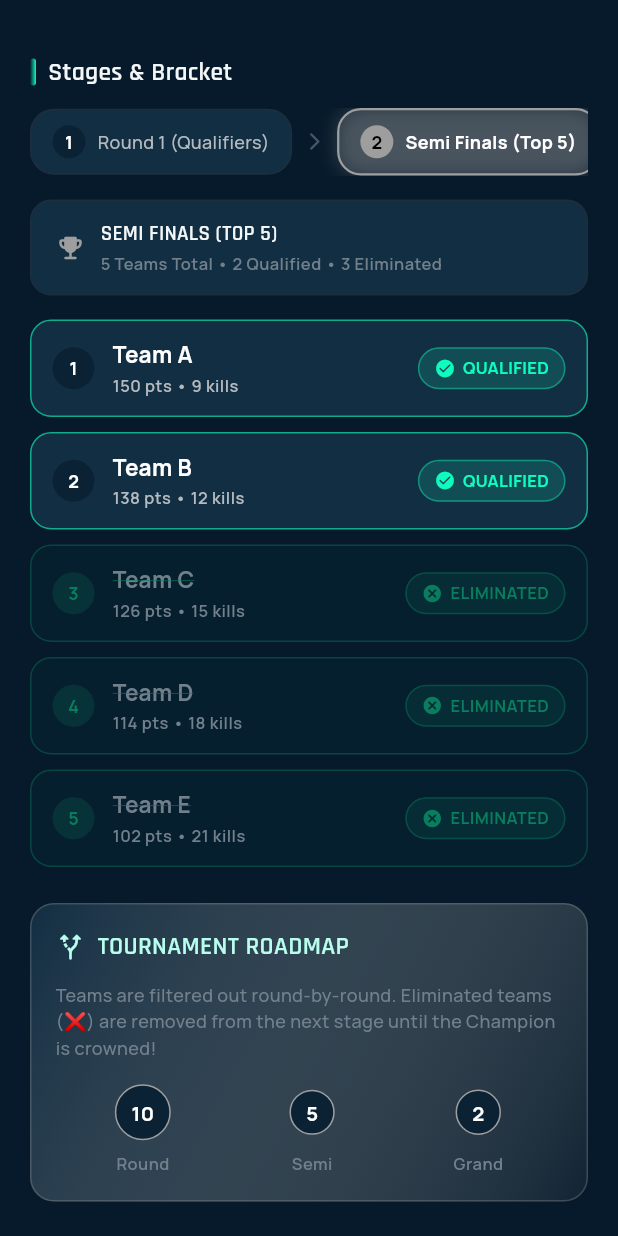
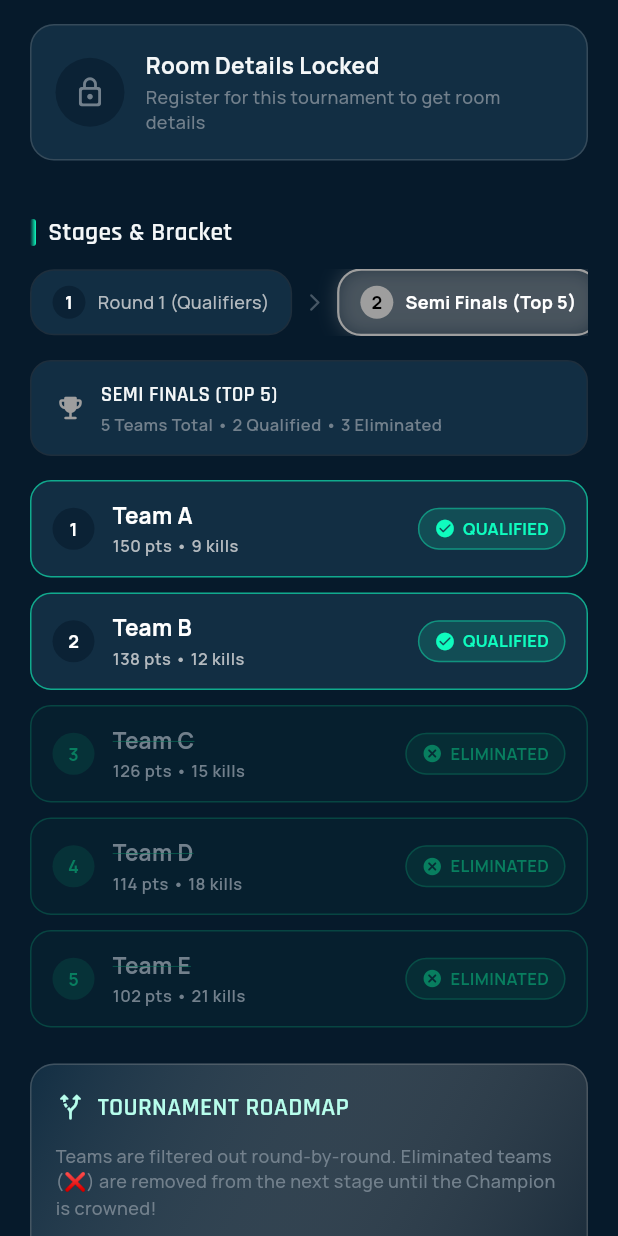
Before and after one commit to Bunny-099/blastx_esports, a Flutter app: the OverviewTab widget shown alone on an empty page, opened directly with empty values, after a tap on an icon or button, on a phone screen of 412 x 824 dp. Run offline on Flutter 3.47's test engine with Material 3 defaults, Android fonts, the phone set to English and light mode, and no system bars; our stand-ins replace curved_labeled_navigation_bar, device_info_plus, dio, firebase_auth, firebase_core, flutter_animate and 9 more; missing offline and left inert: pushable_button; accounts and stored records are empty; network calls fail.

Commit message:
feat(live): add Room Details card and API docs for tournament room credentials

```diff
--- /dev/null
+++ b/lib/features/live/data/models/room_details_model.dart
@@ -0,0 +1,68 @@
+import 'package:flutter/foundation.dart';
+
+/// ============================================================
+/// ROOM DETAILS MODEL
+/// Holds sensitive custom room credentials (Room ID & Password)
+/// ============================================================
+
+@immutable
+class RoomDetails {
+  final String roomId;
+  final String password;
+  final DateTime? visibleFrom;
+
+  const RoomDetails({
+    required this.roomId,
+    required this.password,
+    this.visibleFrom,
+  });
+
+  factory RoomDetails.fromJson(Map<String, dynamic> json) {
+    final rawVisibleFrom = json['visible_from'] ?? json['visibleFrom'] ?? json['reveal_at'] ?? json['revealAt'];
+    final parsedVisibleFrom = rawVisibleFrom != null ? DateTime.tryParse(rawVisibleFrom.toString()) : null;
+
+    return RoomDetails(
+      roomId: (json['room_id'] ?? json['roomId'] ?? json['room_code'] ?? '') as String,
+      password: (json['password'] ?? json['room_password'] ?? '') as String,
+      visibleFrom: parsedVisibleFrom,
+    );
+  }
+
+  Map<String, dynamic> toJson() => {
+    'room_id': roomId,
+    'password': password,
+    if (visibleFrom != null) 'visible_from': visibleFrom!.toIso8601String(),
+  };
+}
+
+/// ============================================================
+/// ROOM DETAILS SEALED STATE
+/// Represents the result state of fetching custom room details
+/// ============================================================
+
+sealed class RoomDetailsState {
+  const RoomDetailsState();
+}
+
+/// Room ID and password are available to the registered player
+final class RoomDetailsAvailable extends RoomDetailsState {
+  final RoomDetails roomDetails;
+  const RoomDetailsAvailable(this.roomDetails);
+}
+
+/// User is not registered in this tournament
+final class RoomDetailsNotRegistered extends RoomDetailsState {
+  const RoomDetailsNotRegistered();
+}
+
+/// Registered, but room details are locked until revealAt timestamp
+final class RoomDetailsNotYetAvailable extends RoomDetailsState {
+  final DateTime? revealAt;
+  const RoomDetailsNotYetAvailable({this.revealAt});
+}
+
+/// Request failed with an unexpected error
+final class RoomDetailsError extends RoomDetailsState {
+  final String message;
+  const RoomDetailsError(this.message);
+}
--- a/lib/features/live/presentation/tabs/overview_tab.dart
+++ b/lib/features/live/presentation/tabs/overview_tab.dart
@@ -2,6 +2,7 @@ import 'package:flutter/material.dart';
 import '../../../../core/theme/app_colors.dart';
 import '../../../../core/theme/app_text_styles.dart';
 import '../../data/models/tournament_model.dart';
+import '../widgets/room_details_card.dart';
 import '../widgets/tournament_roadmap_widget.dart';
 
 /// ============================================================
@@ -40,6 +41,9 @@ class _OverviewTabState extends State<OverviewTab>
       child: Column(
         crossAxisAlignment: CrossAxisAlignment.start,
         children: [
+          // ── Room Details Card (for Live / Upcoming tournaments) ──
+          RoomDetailsCard(tournament: t, accentColor: accent),
+
           // ── Stream Link Card (if available) ──
           if (t.streamUrl != null && t.streamUrl!.isNotEmpty) ...[
             _StreamLinkCard(streamUrl: t.streamUrl!, accent: accent),
--- /dev/null
+++ b/lib/features/live/presentation/widgets/room_details_card.dart
@@ -0,0 +1,454 @@
+import 'dart:async';
+import 'package:flutter/material.dart';
+import 'package:flutter/services.dart';
+import 'package:flutter_riverpod/flutter_riverpod.dart';
+
+import '../../../../core/theme/app_colors.dart';
+import '../../../../core/theme/app_text_styles.dart';
+import '../../data/models/room_details_model.dart';
+import '../../data/models/tournament_model.dart';
+import '../../providers/live_provider.dart';
+
+/// ============================================================
+/// ROOM DETAILS CARD
+/// Displays Free Fire custom room ID & Password securely
+/// ============================================================
+
+class RoomDetailsCard extends ConsumerStatefulWidget {
+  const RoomDetailsCard({
+    super.key,
+    required this.tournament,
+    required this.accentColor,
+  });
+
+  final TournamentModel tournament;
+  final Color accentColor;
+
+  @override
+  ConsumerState<RoomDetailsCard> createState() => _RoomDetailsCardState();
+}
+
+class _RoomDetailsCardState extends ConsumerState<RoomDetailsCard> {
+  bool _isPasswordVisible = false;
+
+  void _copyToClipboard(String text, String label) {
+    if (text.isEmpty) return;
+    Clipboard.setData(ClipboardData(text: text));
+    HapticFeedback.lightImpact();
+    ScaffoldMessenger.of(context).hideCurrentSnackBar();
+    ScaffoldMessenger.of(context).showSnackBar(
+      SnackBar(
+        content: Text('$label copied to clipboard!'),
+        duration: const Duration(seconds: 2),
+        behavior: SnackBarBehavior.floating,
+        margin: const EdgeInsets.fromLTRB(20, 0, 20, 16),
+        shape: RoundedRectangleBorder(borderRadius: BorderRadius.circular(12)),
+      ),
+    );
+  }
+
+  @override
+  Widget build(BuildContext context) {
+    // Only show card for LIVE or UPCOMING tournaments (never for completed)
+    if (widget.tournament.status == TournamentStatus.completed) {
+      return const SizedBox.shrink();
+    }
+
+    final roomAsync = ref.watch(roomDetailsProvider(widget.tournament.id));
+
+    return Container(
+      width: double.infinity,
+      margin: const EdgeInsets.only(bottom: 16),
+      decoration: BoxDecoration(
+        color: AppColors.surface,
+        borderRadius: BorderRadius.circular(16),
+        border: Border.all(
+          color: widget.accentColor.withValues(alpha: 0.25),
+          width: 1,
+        ),
+      ),
+      child: roomAsync.when(
+        data: (state) => switch (state) {
+          RoomDetailsAvailable(:final roomDetails) => _buildAvailableView(roomDetails),
+          RoomDetailsNotYetAvailable(:final revealAt) => _buildNotYetAvailableView(revealAt),
+          RoomDetailsNotRegistered() => _buildNotRegisteredView(),
+          RoomDetailsError(:final message) => _buildErrorView(message),
+        },
+        loading: () => _buildLoadingView(),
+        error: (err, _) => _buildErrorView(err.toString()),
+      ),
+    );
+  }
+
+  // ---------------- AVAILABLE STATE UI ----------------
+  Widget _buildAvailableView(RoomDetails details) {
+    final accent = widget.accentColor;
+
+    return Padding(
+      padding: const EdgeInsets.all(16),
+      child: Column(
+        crossAxisAlignment: CrossAxisAlignment.start,
+        children: [
+          // Header
+          Row(
+            children: [
+              Container(
+                padding: const EdgeInsets.all(8),
+                decoration: BoxDecoration(
+                  color: accent.withValues(alpha: 0.15),
+                  shape: BoxShape.circle,
+                ),
+                child: Icon(Icons.vpn_key_rounded, color: accent, size: 18),
+              ),
+              const SizedBox(width: 10),
+              Expanded(
+                child: Column(
+                  crossAxisAlignment: CrossAxisAlignment.start,
+                  children: [
+                    Text('Room Details',
+                        style: AppTextStyles.bodyLg
+                            .copyWith(fontWeight: FontWeight.bold)),
+                    Text('Join custom room in Free Fire',
+                        style: AppTextStyles.caption),
+                  ],
+                ),
+              ),
+              Container(
+                padding: const EdgeInsets.symmetric(horizontal: 8, vertical: 4),
+                decoration: BoxDecoration(
+                  color: const Color(0x2634C759),
+                  borderRadius: BorderRadius.circular(12),
+                  border: Border.all(color: const Color(0xFF34C759), width: 0.8),
+                ),
+                child: Text(
+                  'READY',
+                  style: AppTextStyles.caption.copyWith(
+                    color: const Color(0xFF34C759),
+                    fontWeight: FontWeight.w800,
+                    fontSize: 9.5,
+                  ),
+                ),
+              ),
+            ],
+          ),
+          const SizedBox(height: 16),
+          const Divider(color: AppColors.border, height: 1),
+          const SizedBox(height: 16),
+
+          // Room ID Row
+          _CredentialRow(
+            label: 'Room ID',
+            valueWidget: Text(
+              details.roomId,
+              style: AppTextStyles.headingMd.copyWith(
+                letterSpacing: 1.2,
+                fontWeight: FontWeight.bold,
+              ),
+            ),
+            onCopy: () => _copyToClipboard(details.roomId, 'Room ID'),
+          ),
+          const SizedBox(height: 12),
+
+          // Password Row with Toggle
+          _CredentialRow(
+            label: 'Password',
+            valueWidget: Text(
+              _isPasswordVisible ? details.password : '••••••••',
+              style: AppTextStyles.headingMd.copyWith(
+                letterSpacing: _isPasswordVisible ? 1.0 : 2.5,
+                fontWeight: FontWeight.bold,
+              ),
+            ),
+            trailingWidget: IconButton(
+              icon: Icon(
+                _isPasswordVisible
+                    ? Icons.visibility_off_rounded
+                    : Icons.visibility_rounded,
+                color: AppColors.textSecondary,
+                size: 20,
+              ),
+              onPressed: () {
+                setState(() {
+                  _isPasswordVisible = !_isPasswordVisible;
+                });
+              },
+              tooltip: _isPasswordVisible ? 'Hide password' : 'Show password',
+            ),
+            onCopy: () => _copyToClipboard(details.password, 'Password'),
+          ),
+        ],
+      ),
+    );
+  }
+
+  // ---------------- NOT YET AVAILABLE STATE UI ----------------
+  Widget _buildNotYetAvailableView(DateTime? revealAt) {
+    return _CountdownLockView(
+      revealAt: revealAt ?? widget.tournament.effectiveStartsAt.subtract(const Duration(minutes: 15)),
+      accentColor: widget.accentColor,
+      onCountdownEnded: () {
+        ref.invalidate(roomDetailsProvider(widget.tournament.id));
+      },
+    );
+  }
+
+  // ---------------- NOT REGISTERED STATE UI ----------------
+  Widget _buildNotRegisteredView() {
+    return Padding(
+      padding: const EdgeInsets.all(16),
+      child: Row(
+        children: [
+          Container(
+            padding: const EdgeInsets.all(12),
+            decoration: BoxDecoration(
+              color: AppColors.surfaceMuted,
+              shape: BoxShape.circle,
+            ),
+            child: const Icon(
+              Icons.lock_outline_rounded,
+              color: AppColors.textMuted,
+              size: 22,
+            ),
+          ),
+          const SizedBox(width: 14),
+          Expanded(
+            child: Column(
+              crossAxisAlignment: CrossAxisAlignment.start,
+              children: [
+                Text('Room Details Locked',
+                    style: AppTextStyles.bodyLg
+                        .copyWith(fontWeight: FontWeight.bold)),
+                const SizedBox(height: 2),
+                Text('Register for this tournament to get room details',
+                    style: AppTextStyles.bodySm
+                        .copyWith(color: AppColors.textMuted)),
+              ],
+            ),
+          ),
+        ],
+      ),
+    );
+  }
+
+  // ---------------- ERROR STATE UI ----------------
+  Widget _buildErrorView(String message) {
+    return Padding(
+      padding: const EdgeInsets.all(16),
+      child: Row(
+        children: [
+          const Icon(Icons.info_outline_rounded, color: AppColors.textMuted, size: 20),
+          const SizedBox(width: 10),
+          Expanded(
+            child: Text(
+              'Could not load room details',
+              style: AppTextStyles.bodySm.copyWith(color: AppColors.textMuted),
+            ),
+          ),
+          IconButton(
+            icon: const Icon(Icons.refresh_rounded, size: 20, color: AppColors.primary),
+            onPressed: () {
+              ref.invalidate(roomDetailsProvider(widget.tournament.id));
+            },
+          ),
+        ],
+      ),
+    );
+  }
+
+  // ---------------- LOADING STATE UI ----------------
+  Widget _buildLoadingView() {
+    return Padding(
+      padding: const EdgeInsets.all(16),
+      child: Row(
+        children: [
+          const SizedBox(
+            width: 18,
+            height: 18,
+            child: CircularProgressIndicator(
+              strokeWidth: 2,
+              valueColor: AlwaysStoppedAnimation<Color>(AppColors.primary),
+            ),
+          ),
+          const SizedBox(width: 12),
+          Text('Fetching room details...', style: AppTextStyles.bodySm),
+        ],
+      ),
+    );
+  }
+}
+
+/// Helper Row Widget for Room ID and Password display with copy button
+class _CredentialRow extends StatelessWidget {
+  const _CredentialRow({
+    required this.label,
+    required this.valueWidget,
+    this.trailingWidget,
+    required this.onCopy,
+  });
+
+  final String label;
+  final Widget valueWidget;
+  final Widget? trailingWidget;
+  final VoidCallback onCopy;
+
+  @override
+  Widget build(BuildContext context) {
+    return Container(
+      padding: const EdgeInsets.symmetric(horizontal: 14, vertical: 10),
+      decoration: BoxDecoration(
+        color: AppColors.bgNavy,
+        borderRadius: BorderRadius.circular(12),
+        border: Border.all(color: AppColors.borderSubtle),
+      ),
+      child: Row(
+        children: [
+          Expanded(
+            child: Column(
+              crossAxisAlignment: CrossAxisAlignment.start,
+              children: [
+                Text(
+                  label,
+                  style: AppTextStyles.caption.copyWith(color: AppColors.textMuted),
+                ),
+                const SizedBox(height: 2),
+                valueWidget,
+              ],
+            ),
+          ),
+          ?trailingWidget,
+          const SizedBox(width: 4),
+          InkWell(
+            onTap: onCopy,
+            borderRadius: BorderRadius.circular(8),
+            child: Padding(
+              padding: const EdgeInsets.all(6),
+              child: Row(
+                children: [
+                  const Icon(
+                    Icons.copy_rounded,
+                    size: 16,
+                    color: AppColors.primaryNeon,
+                  ),
+                  const SizedBox(width: 4),
+                  Text(
+                    'COPY',
+                    style: AppTextStyles.caption.copyWith(
+                      color: AppColors.primaryNeon,
+                      fontWeight: FontWeight.bold,
+                      fontSize: 10,
+                    ),
+                  ),
+                ],
+              ),
+            ),
+          ),
+        ],
+      ),
+    );
+  }
+}
+
+/// Countdown Timer Widget for Locked Room State
+class _CountdownLockView extends StatefulWidget {
+  const _CountdownLockView({
+    required this.revealAt,
+    required this.accentColor,
+    required this.onCountdownEnded,
+  });
+
+  final DateTime revealAt;
+  final Color accentColor;
+  final VoidCallback onCountdownEnded;
+
+  @override
+  State<_CountdownLockView> createState() => _CountdownLockViewState();
+}
+
+class _CountdownLockViewState extends State<_CountdownLockView> {
+  Timer? _timer;
+  late Duration _remaining;
+
+  @override
+  void initState() {
+    super.initState();
+    _updateRemaining();
+    _timer = Timer.periodic(const Duration(seconds: 1), (_) {
+      _updateRemaining();
+    });
+  }
+
+  void _updateRemaining() {
+    final diff = widget.revealAt.difference(DateTime.now());
+    if (diff.isNegative || diff == Duration.zero) {
+      _remaining = Duration.zero;
+      _timer?.cancel();
+      widget.onCountdownEnded();
+    } else {
+      if (mounted) {
+        setState(() {
+          _remaining = diff;
+        });
+      }
+    }
+  }
+
+  @override
+  void dispose() {
+    _timer?.cancel();
+    super.dispose();
+  }
+
+  String _formatDuration(Duration d) {
+    if (d.inHours > 0) {
+      final h = d.inHours.toString().padLeft(2, '0');
+      final m = (d.inMinutes % 60).toString().padLeft(2, '0');
+      final s = (d.inSeconds % 60).toString().padLeft(2, '0');
+      return '${h}h ${m}m ${s}s';
+    }
+    final m = d.inMinutes.toString().padLeft(2, '0');
+    final s = (d.inSeconds % 60).toString().padLeft(2, '0');
+    return '$m:$s';
+  }
+
+  @override
+  Widget build(BuildContext context) {
+    return Padding(
+      padding: const EdgeInsets.all(16),
+      child: Row(
+        children: [
+          Container(
+            padding: const EdgeInsets.all(12),
+            decoration: BoxDecoration(
+              color: AppColors.accentOrange.withValues(alpha: 0.15),
+              shape: BoxShape.circle,
+            ),
+            child: const Icon(
+              Icons.lock_clock_rounded,
+              color: AppColors.accentOrange,
+              size: 22,
+            ),
+          ),
+          const SizedBox(width: 14),
+          Expanded(
+            child: Column(
+              crossAxisAlignment: CrossAxisAlignment.start,
+              children: [
+                Text('Room Details Locked',
+                    style: AppTextStyles.bodyLg
+                        .copyWith(fontWeight: FontWeight.bold)),
+                const SizedBox(height: 2),
+                Text(
+                  'Room opens in ${_formatDuration(_remaining)}',
+                  style: AppTextStyles.bodySm.copyWith(
+                    color: AppColors.accentOrange,
+                    fontWeight: FontWeight.w700,
+                  ),
+                ),
+              ],
+            ),
+          ),
+        ],
+      ),
+    );
+  }
+}
--- a/lib/features/live/providers/live_provider.dart
+++ b/lib/features/live/providers/live_provider.dart
@@ -1,3 +1,4 @@
+import 'package:blastix_esports/features/live/data/models/room_details_model.dart';
 import 'package:blastix_esports/features/live/data/models/tournament_model.dart';
 import 'package:blastix_esports/features/tournaments/data/repositories/tournament_repository.dart';
 import 'package:flutter_riverpod/flutter_riverpod.dart';
@@ -170,3 +171,10 @@ final filteredAppLiveTournamentsProvider = Provider<List<TournamentModel>>((ref)
         t.mapName.toLowerCase().contains(query);
   }).toList();
 });
+
+/// Family provider for fetching RoomDetailsState for a given tournament ID
+final roomDetailsProvider = FutureProvider.family<RoomDetailsState, String>((ref, tournamentId) async {
+  final repo = ref.watch(tournamentRepositoryProvider);
+  final tournament = ref.watch(tournamentByIdProvider(tournamentId));
+  return repo.getRoomDetailsState(tournamentId, tournament: tournament);
+});
--- a/lib/features/tournaments/data/repositories/tournament_repository.dart
+++ b/lib/features/tournaments/data/repositories/tournament_repository.dart
@@ -1,5 +1,6 @@
 import 'package:flutter/foundation.dart';
 import 'package:blastix_esports/features/live/data/models/leaderboard_model.dart';
+import 'package:blastix_esports/features/live/data/models/room_details_model.dart';
 import 'package:blastix_esports/features/live/data/models/tournament_model.dart';
 import 'package:blastix_esports/features/splash/providers/splash_providers.dart';
 import 'package:flutter_riverpod/flutter_riverpod.dart';
@@ -68,6 +69,72 @@ class TournamentRepository {
       'room_password': data['room_password']?.toString() ?? '',
       'room_released_at': data['room_released_at']?.toString() ?? '',
     };
+  }
+
+  Future<RoomDetailsState> getRoomDetailsState(
+    String tournamentId, {
+    TournamentModel? tournament,
+  }) async {
+    try {
+      final res = await _apiService.getRoomDetails(tournamentId);
+
+      // Check code or status codes
+      final code = (res['code'] ?? '').toString().toUpperCase();
+      final statusCode = res['statusCode'] as int?;
+
+      if (code == 'NOT_REGISTERED' || statusCode == 403) {
+        return const RoomDetailsNotRegistered();
+      }
+
+      if (code == 'ROOM_NOT_AVAILABLE' || statusCode == 409 || statusCode == 425) {
+        final rawRevealAt = res['reveal_at'] ?? res['revealAt'] ?? res['visible_from'] ?? res['visibleFrom'];
+        final parsedRevealAt = rawRevealAt != null ? DateTime.tryParse(rawRevealAt.toString()) : null;
+        return RoomDetailsNotYetAvailable(revealAt: parsedRevealAt);
+      }
+
+      // Check for valid room_id
+      final dataMap = res['data'] is Map ? Map<String, dynamic>.from(res['data'] as Map) : res;
+      final roomId = (dataMap['room_id'] ?? dataMap['roomId'] ?? '').toString();
+      if (roomId.isNotEmpty) {
+        return RoomDetailsAvailable(RoomDetails.fromJson(dataMap));
+      }
+    } catch (_) {
+      // Backend error or missing endpoint fallback handled below
+    }
+
+    // TODO(backend): remove mock - Fallback room details state when backend is offline or missing endpoint
+    final isReg = tournament?.effectiveIsRegistered ?? false;
+    if (!isReg) {
+      return const RoomDetailsNotRegistered();
+    }
+
+    if (tournament != null) {
+      if (tournament.isLive) {
+        return RoomDetailsAvailable(
+          RoomDetails(
+            roomId: '8492041',
+            password: 'FF2026',
+            visibleFrom: DateTime.now().subtract(const Duration(minutes: 10)),
+          ),
+        );
+      }
+      final diff = tournament.effectiveStartsAt.difference(DateTime.now());
+      if (diff.inMinutes <= 15) {
+        return RoomDetailsAvailable(
+          RoomDetails(
+            roomId: '8492041',
+            password: 'FF2026',
+            visibleFrom: DateTime.now().subtract(const Duration(minutes: 5)),
+          ),
+        );
+      } else {
+        return RoomDetailsNotYetAvailable(
+          revealAt: tournament.effectiveStartsAt.subtract(const Duration(minutes: 15)),
+        );
+      }
+    }
+
+    return const RoomDetailsNotRegistered();
   }
 
   Future<List<dynamic>> getParticipants(String id) async {
--- a/lib/features/tournaments/data/services/tournament_api_service.dart
+++ b/lib/features/tournaments/data/services/tournament_api_service.dart
@@ -1,3 +1,4 @@
+import 'package:dio/dio.dart';
 import 'package:blastix_esports/core/api/api_client.dart';
 import 'package:blastix_esports/core/api/api_endpoints.dart';
 
@@ -73,8 +74,20 @@ class TournamentApiService {
   }
 
   Future<Map<String, dynamic>> getRoomDetails(String tournamentId) async {
-    final response = await _apiClient.get(ApiEndpoints.tournamentRoom(tournamentId));
-    return Map<String, dynamic>.from(response as Map);
+    try {
+      final response = await _apiClient.get(ApiEndpoints.tournamentRoom(tournamentId));
+      if (response is Map) {
+        return Map<String, dynamic>.from(response);
+      }
+      return {'status': 'success', 'data': response};
+    } on DioException catch (e) {
+      if (e.response != null && e.response?.data is Map) {
+        final errorData = Map<String, dynamic>.from(e.response!.data as Map);
+        errorData['statusCode'] = e.response?.statusCode;
+        return errorData;
+      }
+      rethrow;
+    }
   }
 
   Future<List<dynamic>> getParticipants(String tournamentId) async {
```
Also changed, not shown: 1 other file.
